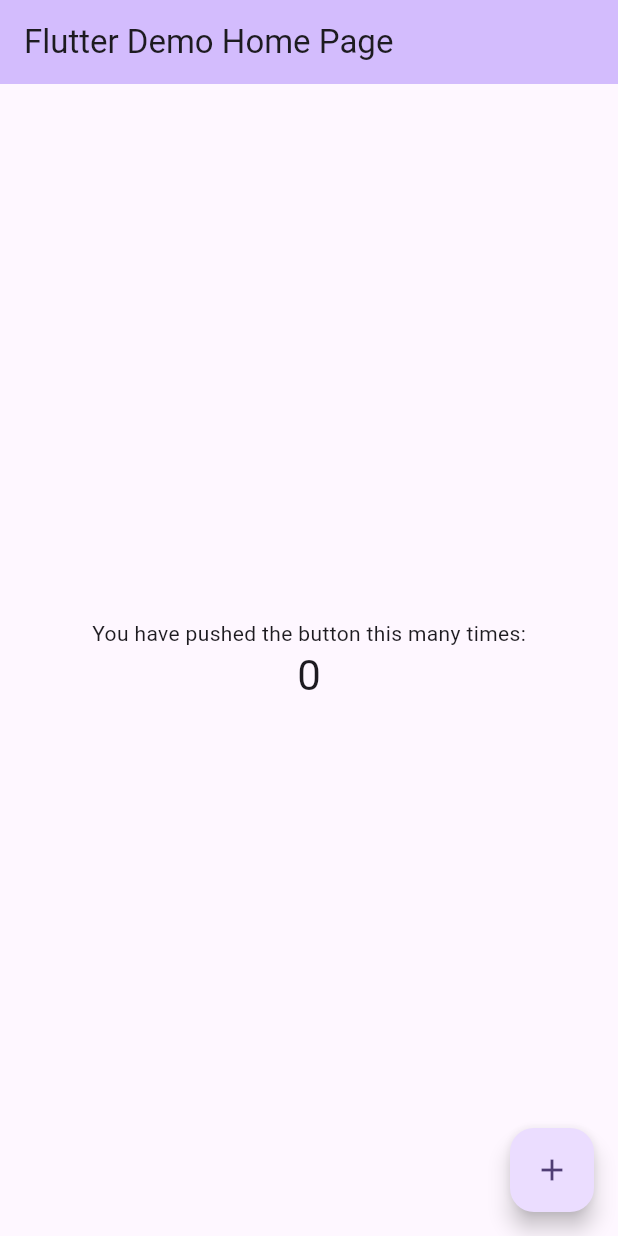
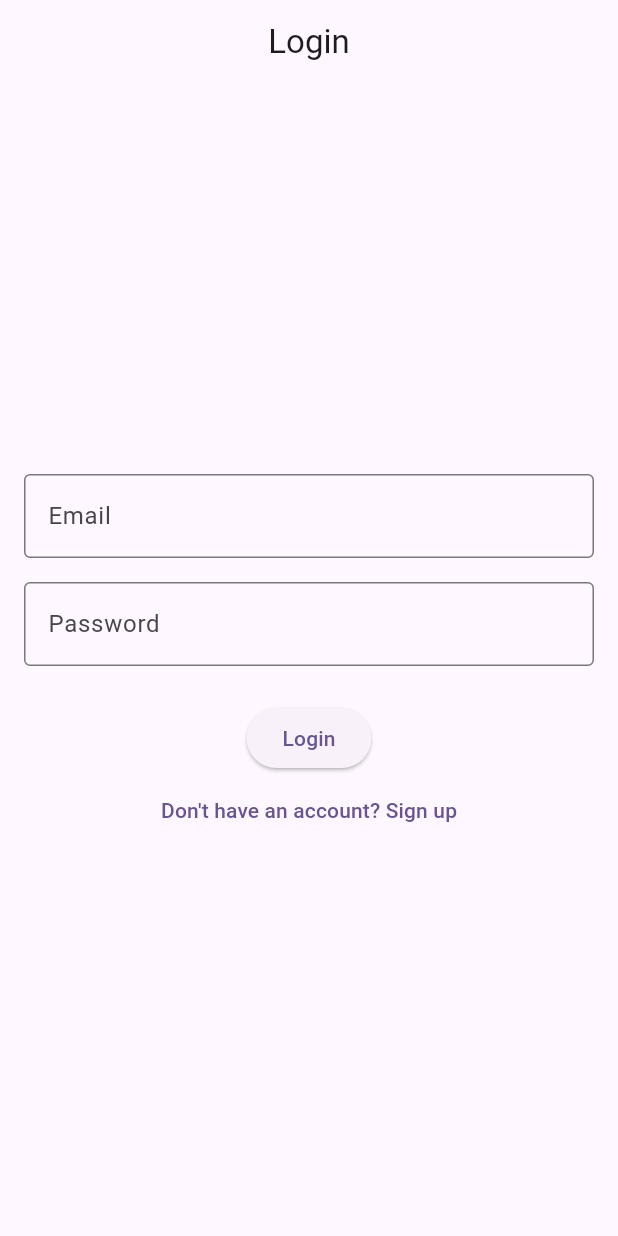
Before and after one commit to CrossFode/POS-FNB, a Flutter app: the screen it shows after launch, on a phone screen of 412 x 824 dp. Run offline on Flutter 3.47's test engine with Material 3 defaults, Android fonts, the phone set to English and light mode, and no system bars.

Commit message:
trial API login success

```diff
--- /dev/null
+++ b/posmobile/lib/auth/login.dart
@@ -0,0 +1,103 @@
+import 'package:flutter/material.dart';
+import 'package:http/http.dart' as http;
+import 'dart:convert';
+
+class LoginPage extends StatefulWidget {
+  @override
+  _LoginPageState createState() => _LoginPageState();
+}
+
+class _LoginPageState extends State<LoginPage> {
+  final TextEditingController _emailController = TextEditingController();
+  final TextEditingController _passwordController = TextEditingController();
+
+  Future<void> login(String email, String password) async {
+    try {
+      final response = await http.post(
+        Uri.parse('https://pos.lakesidefnb.group/api/auth'),
+        headers: <String, String>{
+          'Content-Type': 'application/json; charset=UTF-8',
+        },
+        body: jsonEncode(<String, String>{
+          'email': email,
+          'password': password,
+        }),
+      );
+      if (response.statusCode == 200) {
+        // If the server returns an OK response, parse the JSON
+        final data = jsonDecode(response.body);
+        print('Login successful: $data');
+        _showMessage("Login Successful: $data");
+      } else if (response.statusCode == 401) {
+        _showMessage('Invalid email or Password');
+      } else {
+        // If the server did not return a 200 OK response,
+        // throw an exception.
+        _showMessage('Failed to load data');
+      }
+    } catch (e) {
+      print('Error: $e');
+    }
+  }
+
+  void _showMessage(String message) {
+    ScaffoldMessenger.of(context).showSnackBar(
+      SnackBar(
+        content: Text(message),
+        duration: Duration(seconds: 2),
+      ),
+    );
+  }
+
+  @override
+  Widget build(BuildContext context) {
+    return Scaffold(
+      appBar: AppBar(
+        title: Center(child: Text('Login')),
+      ),
+      body: Padding(
+        padding: const EdgeInsets.all(16.0),
+        child: Column(
+          mainAxisAlignment: MainAxisAlignment.center,
+          children: [
+            TextField(
+              decoration: InputDecoration(
+                labelText: 'Email',
+                border: OutlineInputBorder(),
+              ),
+              keyboardType: TextInputType.emailAddress,
+              controller: _emailController,
+            ),
+            SizedBox(height: 16),
+            TextField(
+              decoration: InputDecoration(
+                labelText: 'Password',
+                border: OutlineInputBorder(),
+              ),
+              obscureText: true,
+              controller: _passwordController,
+            ),
+            SizedBox(height: 24),
+            ElevatedButton(
+              onPressed: () {
+                String email = _emailController.text;
+                String password = _passwordController.text;
+                if (email.isEmpty || password.isEmpty) {
+                  _showMessage('Please fill in all fields');
+                  return;
+                }
+                login(email, password);
+                // Handle login logic here
+              },
+              child: Text('Login'),
+            ),
+            TextButton(
+              onPressed: () {},
+              child: Text('Don\'t have an account? Sign up'),
+            ),
+          ],
+        ),
+      ),
+    );
+  }
+}
--- a/posmobile/lib/main.dart
+++ b/posmobile/lib/main.dart
@@ -1,4 +1,5 @@
 import 'package:flutter/material.dart';
+import './auth/login.dart';
 
 void main() {
   runApp(const MyApp());
@@ -31,8 +32,7 @@
           colorScheme: ColorScheme.fromSeed(seedColor: Colors.deepPurple),
           useMaterial3: true,
         ),
-      home: const MyHomePage(title: 'Flutter Demo Home Page'),
-    );
+        home: LoginPage());
   }
 }
 
```
Also changed, not shown: posmobile/pubspec.yaml (+4 -11 lines), posmobile/lib/auth/regis.dart (added), posmobile/pubspec.lock, 126 other files. Lines whose indentation alone changed are shown as unchanged.
